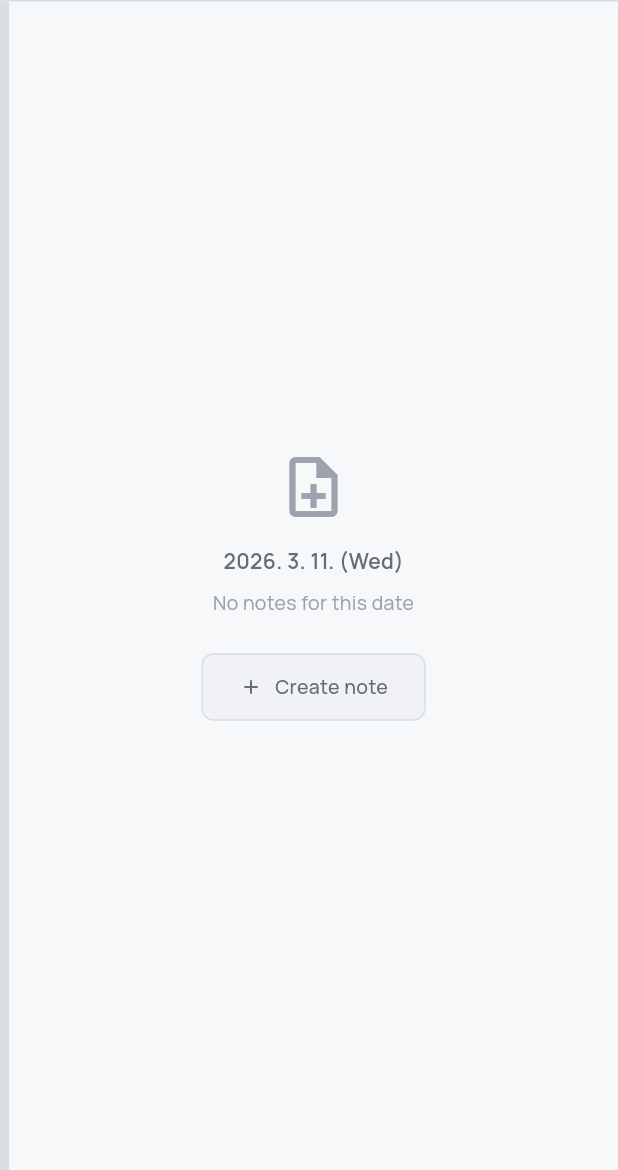
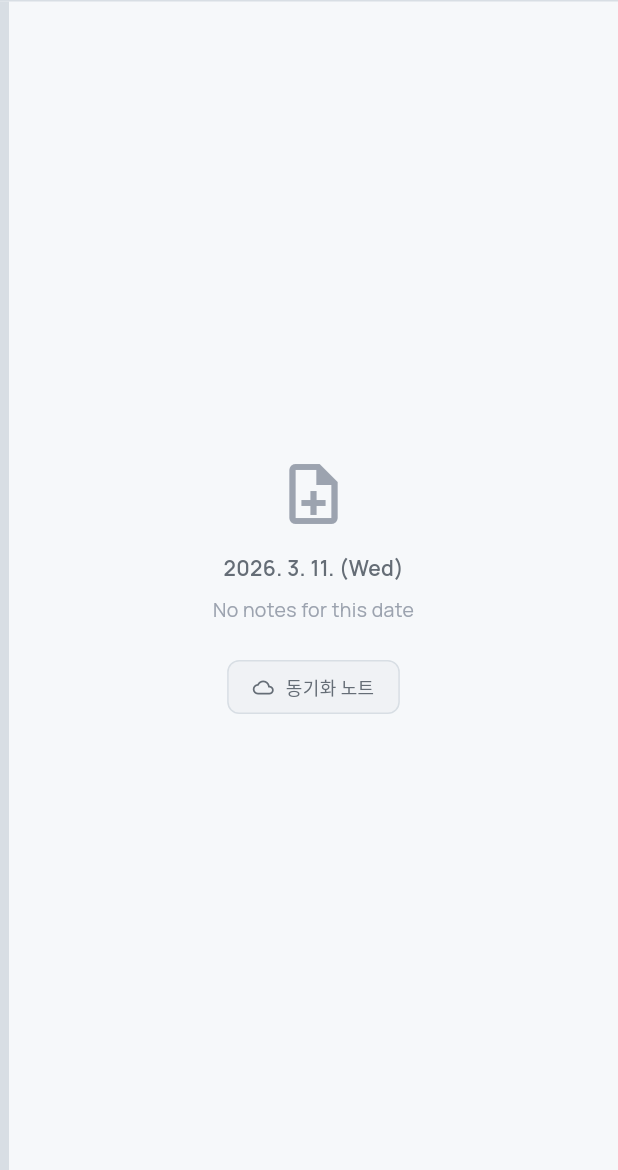
Before and after one commit to bbaktaeho/simsync, a Flutter app: the DocumentScreen screen opened directly with empty values, after a tap on the "menu open" icon, on a phone screen of 412 x 824 dp, the part 66-1236 px from its top. Run offline on Flutter 3.47's test engine with Material 3 defaults, Android fonts, the phone set to English and light mode, and no system bars; our stand-ins replace file_picker, flutter_highlight, flutter_markdown, google_fonts, shared_preferences, yaml; missing offline and left inert: markdown; accounts and stored records are empty.

Commit message:
feat: add local note creation button to empty state panel
The right panel's empty state now shows both "동기화 노트" and "로컬 노트"
creation buttons, matching the sidebar's split creation options.

Co-Authored-By: Claude Opus 4.6 <noreply@anthropic.com>

```diff
--- a/desktop/lib/screens/document_screen.dart
+++ b/desktop/lib/screens/document_screen.dart
@@ -525,6 +525,7 @@ class _DocumentScreenState extends State<DocumentScreen> {
       onNoteChanged: _onNoteChanged,
       selectedDate: _selectedNote == null ? _selectedDate : null,
       onCreateNote: _createNote,
+      onCreateLocalNote: widget.localStorage != null ? _createLocalNote : null,
     );
   }
 
--- a/desktop/lib/widgets/editor_panel.dart
+++ b/desktop/lib/widgets/editor_panel.dart
@@ -17,6 +17,7 @@ class EditorPanel extends StatefulWidget {
   final ValueChanged<Note>? onNoteChanged;
   final DateTime? selectedDate;
   final VoidCallback? onCreateNote;
+  final VoidCallback? onCreateLocalNote;
 
   const EditorPanel({
     super.key,
@@ -24,6 +25,7 @@ class EditorPanel extends StatefulWidget {
     this.onNoteChanged,
     this.selectedDate,
     this.onCreateNote,
+    this.onCreateLocalNote,
   });
 
   @override
@@ -162,7 +164,25 @@ class _EditorPanelState extends State<EditorPanel> {
               style: GoogleFonts.manrope(fontSize: 13, color: c.textMuted),
             ),
             const SizedBox(height: AppDimensions.spacingXl),
-            _CreateNoteButton(onTap: widget.onCreateNote),
+            Row(
+              mainAxisSize: MainAxisSize.min,
+              children: [
+                _CreateNoteButton(
+                  label: '동기화 노트',
+                  icon: Icons.cloud_outlined,
+                  onTap: widget.onCreateNote,
+                ),
+                if (widget.onCreateLocalNote != null) ...[
+                  const SizedBox(width: AppDimensions.spacingSm),
+                  _CreateNoteButton(
+                    label: '로컬 노트',
+                    icon: Icons.folder_outlined,
+                    useLocalAccent: true,
+                    onTap: widget.onCreateLocalNote,
+                  ),
+                ],
+              ],
+            ),
           ] else ...[
             Text(
               'Select a note to start editing',
@@ -419,9 +439,17 @@ class _ToggleButtonState extends State<_ToggleButton> {
 }
 
 class _CreateNoteButton extends StatefulWidget {
+  final String label;
+  final IconData icon;
+  final bool useLocalAccent;
   final VoidCallback? onTap;
 
-  const _CreateNoteButton({this.onTap});
+  const _CreateNoteButton({
+    required this.label,
+    required this.icon,
+    this.useLocalAccent = false,
+    this.onTap,
+  });
 
   @override
   State<_CreateNoteButton> createState() => _CreateNoteButtonState();
@@ -433,42 +461,38 @@ class _CreateNoteButtonState extends State<_CreateNoteButton> {
   @override
   Widget build(BuildContext context) {
     final c = context.colors;
+    final accentColor = widget.useLocalAccent ? c.localAccent : c.accent;
 
     return MouseRegion(
       onEnter: (_) => setState(() => _isHovered = true),
       onExit: (_) => setState(() => _isHovered = false),
       child: GestureDetector(
         onTap: widget.onTap,
-        child: AnimatedContainer(
-          duration: AppDimensions.animFast,
+        child: Container(
           padding: const EdgeInsets.symmetric(
-            horizontal: AppDimensions.spacingXl,
-            vertical: AppDimensions.spacingMd,
+            horizontal: AppDimensions.spacingLg,
+            vertical: AppDimensions.spacingSm,
           ),
           decoration: BoxDecoration(
             color: _isHovered ? c.surfaceHover : c.surfaceLight,
             borderRadius: BorderRadius.circular(AppDimensions.borderRadius),
             border: Border.all(
               color: _isHovered
-                  ? c.accent.withValues(alpha: 0.3)
+                  ? accentColor.withValues(alpha: 0.3)
                   : c.border,
             ),
           ),
           child: Row(
             mainAxisSize: MainAxisSize.min,
             children: [
-              Icon(
-                Icons.add_rounded,
-                size: 16,
-                color: _isHovered ? c.accent : c.textSecondary,
-              ),
+              Icon(widget.icon, size: 14, color: _isHovered ? accentColor : c.textSecondary),
               const SizedBox(width: AppDimensions.spacingSm),
               Text(
-                'Create note',
+                widget.label,
                 style: GoogleFonts.manrope(
-                  fontSize: 13,
+                  fontSize: 12,
                   fontWeight: FontWeight.w500,
-                  color: _isHovered ? c.accent : c.textSecondary,
+                  color: _isHovered ? accentColor : c.textSecondary,
                 ),
               ),
             ],
```
